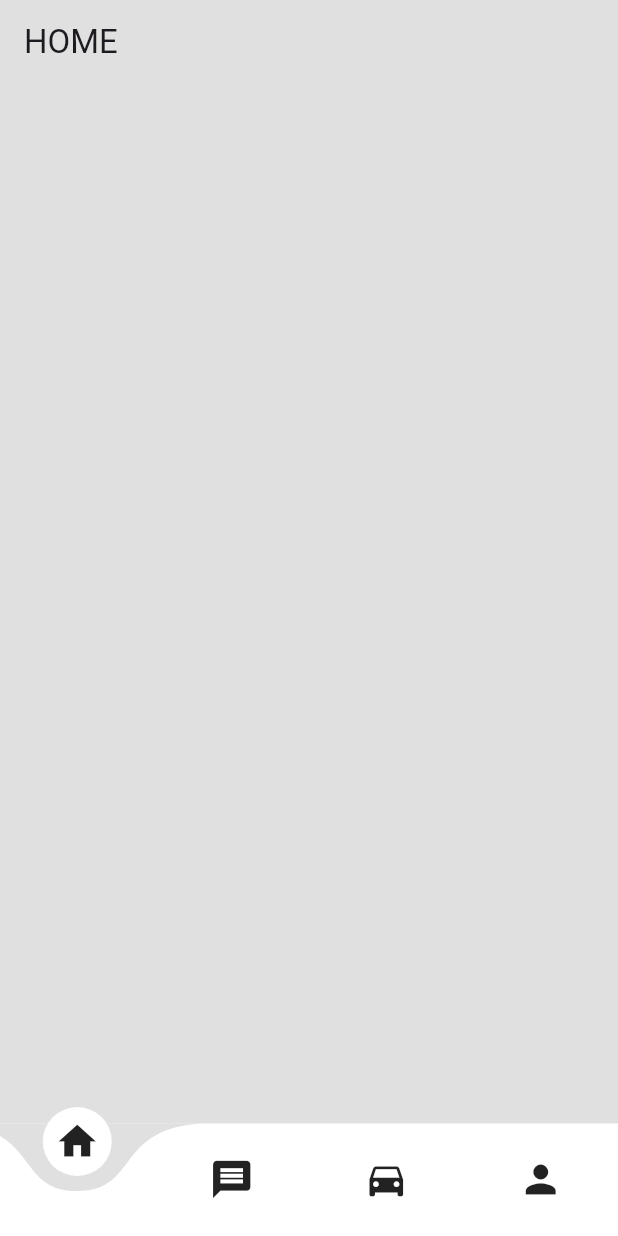
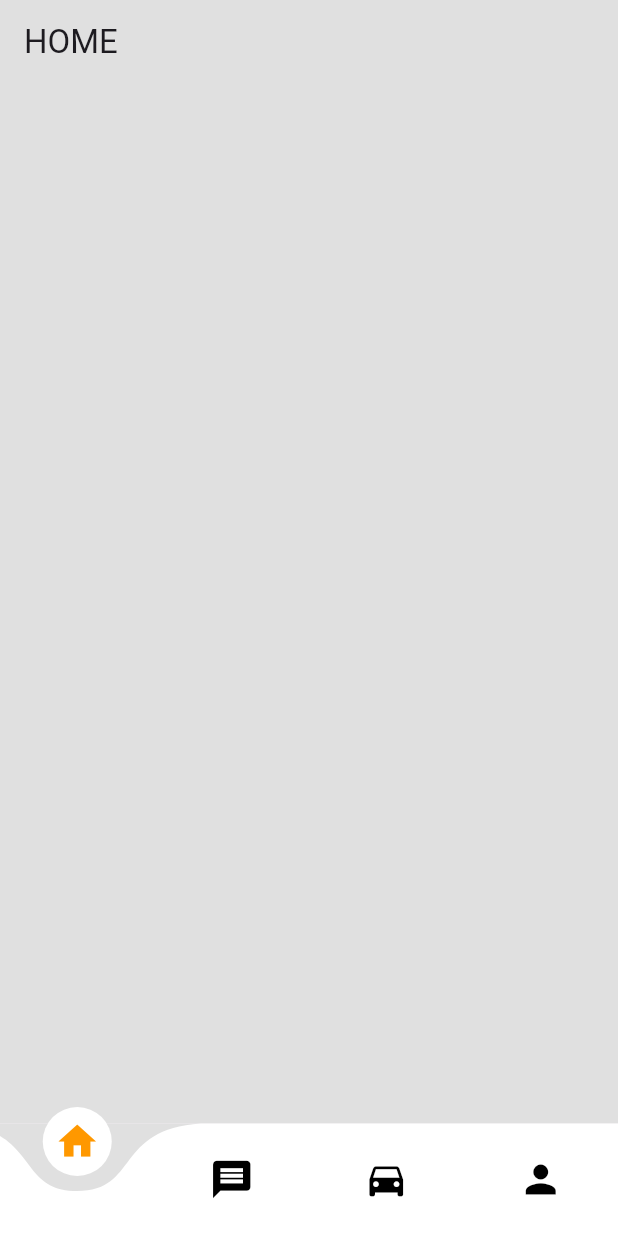
Before and after one commit to TechPyllars2024/AutoCareCarOwners, a Flutter app: the screen it shows after launch, on a phone screen of 412 x 824 dp. Run offline on Flutter 3.47's test engine with Material 3 defaults, Android fonts, the phone set to English and light mode, and no system bars; drawn by our look-alikes of curved_navigation_bar.

Commit message:
update: navbar

```diff
--- a/lib/widgets/navbar.dart
+++ b/lib/widgets/navbar.dart
@@ -1,4 +1,6 @@
+import 'package:autocare_carowners/screens/car_owner_car_profile.dart';
 import 'package:autocare_carowners/screens/car_owner_directory.dart';
+import 'package:autocare_carowners/screens/car_owner_edit_profile.dart';
 import 'package:autocare_carowners/screens/car_owner_message.dart';
 import 'package:curved_navigation_bar/curved_navigation_bar.dart';
 import 'package:flutter/material.dart';
@@ -23,6 +25,8 @@ class _NavBarState extends State<NavBar> {
     CarOwnerMessage(),
     CarOwnerDirectory(),
     CarOwnerProfile(),
+    CarOwnerEditProfile(),
+    CarOwnerCarProfile(),
 
 
   ];
@@ -35,19 +39,22 @@ class _NavBarState extends State<NavBar> {
           backgroundColor: Colors.grey.shade300,
           key: _bottomNavigationKey,
           items: <Widget>[
-            Icon(Icons.home, size: 30),
-            Icon(Icons.message, size: 30),
-            Icon(Icons.directions_car, size: 30),
-            Icon(Icons.person, size: 30),
+            Icon(Icons.home, size: 30, color: _page == 0 ? Colors.orange : Colors.black),
+            Icon(Icons.message, size: 30, color: _page == 1 ? Colors.orange : Colors.black),
+            Icon(Icons.directions_car, size: 30, color: _page == 2 ? Colors.orange : Colors.black),
+            Icon(Icons.person, size: 30, color: _page == 3 ? Colors.orange : Colors.black),
+
+
+
           ],
           onTap: (index) {
             setState(() {
               _page = index;
             });
           },
+          index: _page, // Ensure the selected item is highlighted
         ),
-      body:
-      _screens[_page], // This will display the selected screen
+      body: _screens[_page], // Display the selected screen
     );
   }
 }
```
